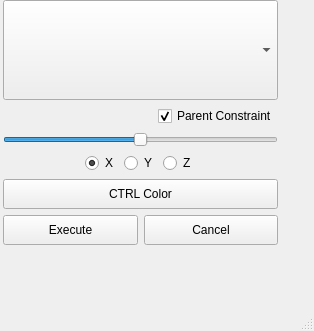
First picture: the form in python/ui/make_ctrl.ui, repository neilberard/AutoRig, before the edit.
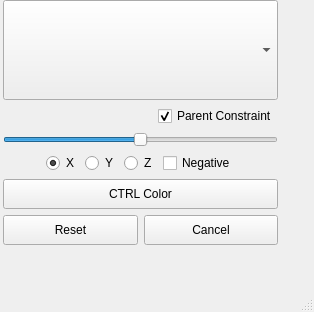
Second picture: the form after the edit.

Commit message: Update controller customization

Patch:
```diff
--- a/python/ui/make_ctrl.ui
+++ b/python/ui/make_ctrl.ui
@@ -7,7 +7,7 @@
     <x>0</x>
     <y>0</y>
     <width>314</width>
-    <height>331</height>
+    <height>312</height>
    </rect>
   </property>
   <property name="sizePolicy">
@@ -152,6 +152,13 @@
          </property>
         </widget>
        </item>
+       <item>
+        <widget class="QCheckBox" name="checkBox">
+         <property name="text">
+          <string>Negative</string>
+         </property>
+        </widget>
+       </item>
        <item>
         <spacer name="horizontalSpacer_2">
          <property name="orientation">
@@ -197,7 +204,7 @@
           </size>
          </property>
          <property name="text">
-          <string>Execute</string>
+          <string>Reset</string>
          </property>
         </widget>
        </item>
```
Left out of the diff: 6 changed lines with no effect on the pictures. The commit also changes 2 other files.
